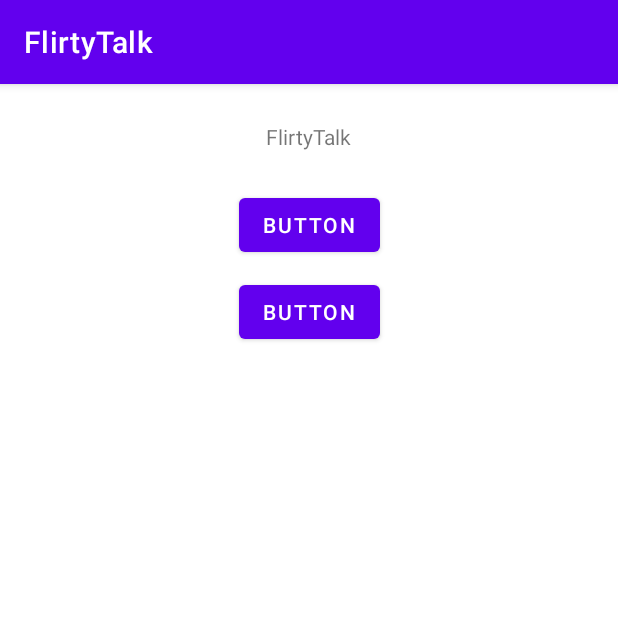
After one commit to dagidagi1/FlirtyTalk, an Android app: the AuthenticationActivity screen opened directly, with no data from a screen before it, on a phone screen of 412 x 824 dp, the top half of it. The commit adds this screen. Run offline under Robolectric (Android 15) with nearby library versions, the phone set to English and light mode, and no system bars.

Commit message:
authentication actv

```diff
--- a/app/build.gradle
+++ b/app/build.gradle
@@ -32,6 +32,7 @@ dependencies {
     implementation 'androidx.appcompat:appcompat:1.4.0'
     implementation 'com.google.android.material:material:1.4.0'
     implementation 'androidx.constraintlayout:constraintlayout:2.1.2'
+    implementation 'androidx.legacy:legacy-support-v4:1.0.0'
     testImplementation 'junit:junit:4.+'
     androidTestImplementation 'androidx.test.ext:junit:1.1.3'
     androidTestImplementation 'androidx.test.espresso:espresso-core:3.4.0'
--- /dev/null
+++ b/app/src/main/java/com/example/flirtytalk/AuthenticationActivity.java
@@ -0,0 +1,14 @@
+package com.example.flirtytalk;
+
+import androidx.appcompat.app.AppCompatActivity;
+
+import android.os.Bundle;
+
+public class AuthenticationActivity extends AppCompatActivity {
+
+    @Override
+    protected void onCreate(Bundle savedInstanceState) {
+        super.onCreate(savedInstanceState);
+        setContentView(R.layout.activity_authentication);
+    }
+}
--- /dev/null
+++ b/app/src/main/res/layout/activity_authentication.xml
@@ -0,0 +1,38 @@
+<?xml version="1.0" encoding="utf-8"?>
+<androidx.constraintlayout.widget.ConstraintLayout xmlns:android="http://schemas.android.com/apk/res/android"
+    xmlns:app="http://schemas.android.com/apk/res-auto"
+    xmlns:tools="http://schemas.android.com/tools"
+    android:layout_width="match_parent"
+    android:layout_height="match_parent"
+    tools:context=".AuthenticationActivity">
+
+    <Button
+        android:id="@+id/button3"
+        android:layout_width="wrap_content"
+        android:layout_height="wrap_content"
+        android:layout_marginTop="25dp"
+        android:text="Button"
+        app:layout_constraintEnd_toEndOf="parent"
+        app:layout_constraintStart_toStartOf="parent"
+        app:layout_constraintTop_toBottomOf="@+id/textView" />
+
+    <Button
+        android:id="@+id/button4"
+        android:layout_width="wrap_content"
+        android:layout_height="wrap_content"
+        android:layout_marginTop="10dp"
+        android:text="Button"
+        app:layout_constraintEnd_toEndOf="parent"
+        app:layout_constraintStart_toStartOf="parent"
+        app:layout_constraintTop_toBottomOf="@+id/button3" />
+
+    <TextView
+        android:id="@+id/textView"
+        android:layout_width="wrap_content"
+        android:layout_height="wrap_content"
+        android:layout_marginTop="25dp"
+        android:text="FlirtyTalk"
+        app:layout_constraintEnd_toEndOf="parent"
+        app:layout_constraintStart_toStartOf="parent"
+        app:layout_constraintTop_toTopOf="parent" />
+</androidx.constraintlayout.widget.ConstraintLayout>
--- a/app/src/main/res/values/strings.xml
+++ b/app/src/main/res/values/strings.xml
@@ -1,3 +1,5 @@
 <resources>
     <string name="app_name">FlirtyTalk</string>
+    <!-- TODO: Remove or change this placeholder text -->
+    <string name="hello_blank_fragment">Hello blank fragment</string>
 </resources>
```
Also changed, not shown: app/src/main/AndroidManifest.xml (+9 -5 lines), app/src/main/java/com/example/flirtytalk/LogInFragment.java (added, +64 -0 lines), app/src/main/java/com/example/flirtytalk/RegisterFragment.java (added, +64 -0 lines), app/src/main/res/layout/fragment_log_in.xml (added, +14 -0 lines), app/src/main/res/layout/fragment_register.xml (added, +14 -0 lines).
